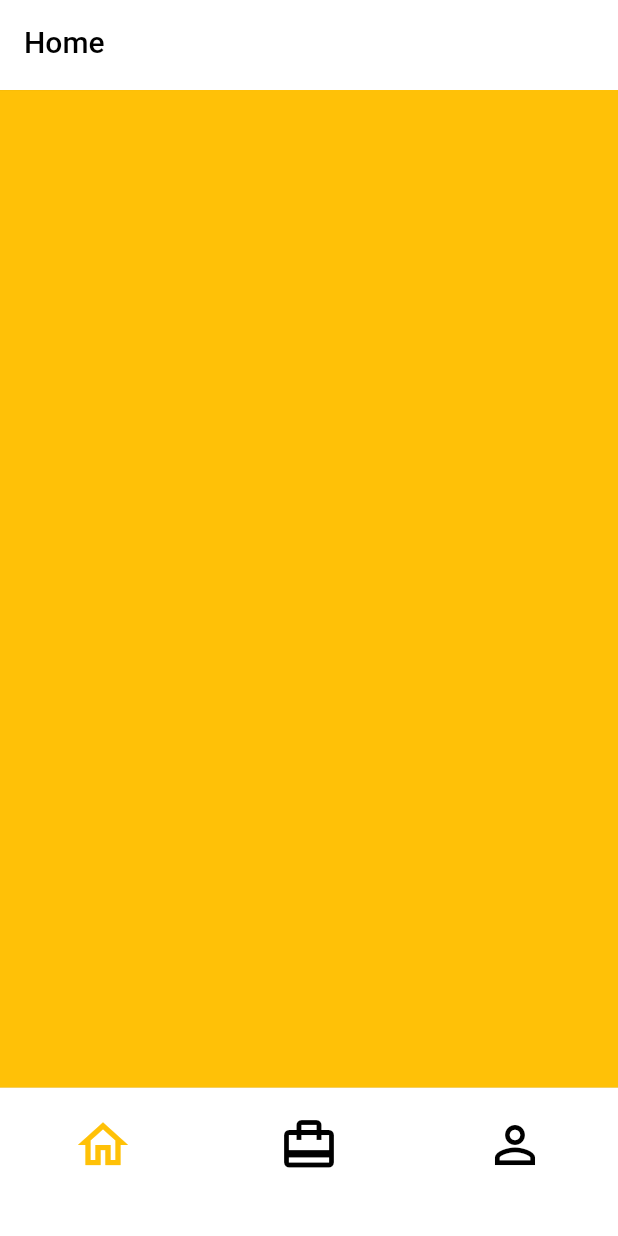
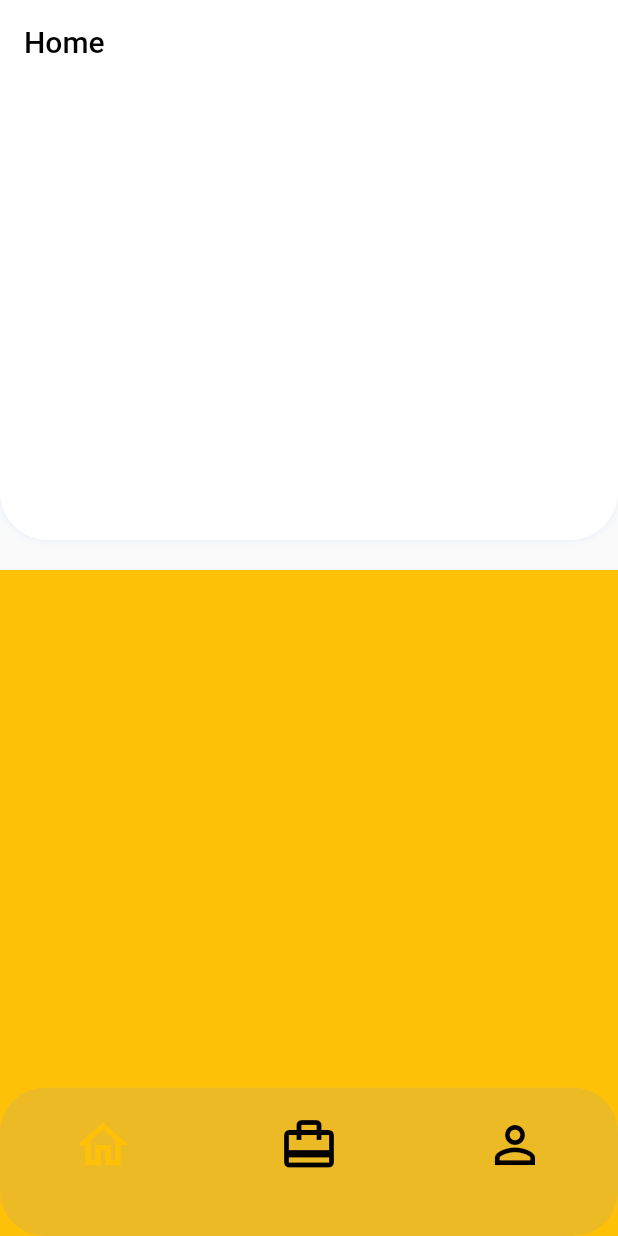
Before and after one commit to sqsiek0/inzynieria-aplikacja, a Flutter app: the screen it shows after launch, on a phone screen of 412 x 824 dp. Run offline on Flutter 3.47's test engine with Material 2 defaults, Android fonts, the phone set to English and light mode, and no system bars; our stand-ins replace bloc, flutter_bloc, go_router.

Commit message:
changes to bottom bar

```diff
--- a/lib/app/src/constants/colors.dart
+++ b/lib/app/src/constants/colors.dart
@@ -2,4 +2,5 @@ import 'package:flutter/material.dart';
 
 class AppColor {
   static const Color greyColor = Color(0xffA9A9A9);
+  static Color blueWithOpacity = const Color(0x40A2CBF2);
 }
--- a/lib/app/view/widgets/app_bottom_bar.dart
+++ b/lib/app/view/widgets/app_bottom_bar.dart
@@ -1,3 +1,5 @@
+import 'dart:ui';
+
 import 'package:flutter/material.dart';
 import 'package:flutter_bloc/flutter_bloc.dart';
 import 'package:robot_controller/app/bloc/app_bloc.dart';
@@ -15,9 +17,14 @@ class AppBottomBar extends StatefulWidget {
 class _AppBottomBarState extends State<AppBottomBar> {
   @override
   Widget build(BuildContext context) {
-    return Container(
+    return ClipRRect(
+      borderRadius: BorderRadius.circular(30),
+      child: BackdropFilter(
+        filter: ImageFilter.blur(sigmaX: 20, sigmaY: 20),
+        child: Container(
           height: MediaQuery.of(context).size.height * 0.12,
-      color: Colors.white,
+          width: double.infinity,
+          color: Colors.grey.withOpacity(0.2),
           child: Column(
             children: [
               const Divider(
@@ -58,15 +65,16 @@ class _AppBottomBarState extends State<AppBottomBar> {
                           ? Colors.amber
                           : Colors.black,
                       onTap: () {
-                    context
-                        .read<AppBloc>()
-                        .add(AppChangeTab(appTabState: AppTabState.profile));
+                        context.read<AppBloc>().add(
+                            AppChangeTab(appTabState: AppTabState.profile));
                       },
                     ),
                   ],
                 ),
               )
             ],
+          ),
+        ),
       ),
     );
   }
--- a/lib/app/view/widgets/app_top_bar.dart
+++ b/lib/app/view/widgets/app_top_bar.dart
@@ -23,9 +23,9 @@ class AppTopBar extends StatelessWidget {
             title,
             style: const TextStyle(color: Colors.black),
           ),
-          forceElevated: true,
+          // forceElevated: true,
           floating: true,
-          elevation: 0.1,
+          elevation: 0.2,
           backgroundColor: Colors.white,
           collapsedHeight: 60,
           leading: isBack
--- a/lib/home/view/home.dart
+++ b/lib/home/view/home.dart
@@ -1,6 +1,10 @@
+import 'dart:ui';
+
 import 'package:flutter/material.dart';
 import 'package:flutter_bloc/flutter_bloc.dart';
 import 'package:robot_controller/app/bloc/app_bloc.dart';
+import 'package:robot_controller/app/src/constants/colors.dart';
+import 'package:robot_controller/app/src/constants/paddings.dart';
 import 'package:robot_controller/app/view/widgets/app_bottom_bar.dart';
 import 'package:robot_controller/app/view/widgets/app_top_bar.dart';
 
@@ -20,7 +24,7 @@ class _HomeState extends State<Home> {
     scrollController = ScrollController()
       ..addListener(() {
         setState(() {
-          if (scrollController.offset > 50) {
+          if (scrollController.offset > 0) {
             opacity = 0.5;
           } else {
             opacity = 1;
@@ -39,12 +43,37 @@ class _HomeState extends State<Home> {
   @override
   Widget build(BuildContext context) {
     return Scaffold(
-      body: CustomScrollView(
+      body: Stack(
+        alignment: Alignment.bottomCenter,
+        children: [
+          CustomScrollView(
             controller: scrollController,
             slivers: [
               AppTopBar(
                 title: 'Home',
                 opacity: opacity,
+              ),
+              SliverToBoxAdapter(
+                child: Padding(
+                  padding: const EdgeInsets.only(
+                      bottom: AppPaddings.horizontalPadding),
+                  child: Container(
+                    height: 300,
+                    width: double.infinity,
+                    decoration: BoxDecoration(
+                        color: Colors.white,
+                        boxShadow: [
+                          BoxShadow(
+                            color: AppColor.blueWithOpacity,
+                            blurRadius: 4,
+                            offset: const Offset(0, -0.50),
+                          )
+                        ],
+                        borderRadius: const BorderRadius.only(
+                            bottomLeft: Radius.circular(32),
+                            bottomRight: Radius.circular(32))),
+                  ),
+                ),
               ),
               for (var i = 0; i < 10; i++)
                 SliverToBoxAdapter(
@@ -55,9 +84,16 @@ class _HomeState extends State<Home> {
                 )
             ],
           ),
-      bottomNavigationBar: AppBottomBar(
+          Positioned(
+            child: AppBottomBar(
               appTabState: context.watch<AppBloc>().state.appTabState,
             ),
+          )
+        ],
+      ),
+      // bottomNavigationBar: AppBottomBar(
+      //   appTabState: context.watch<AppBloc>().state.appTabState,
+      // ),
     );
   }
 }
```
Lines whose indentation alone changed are shown as unchanged.
